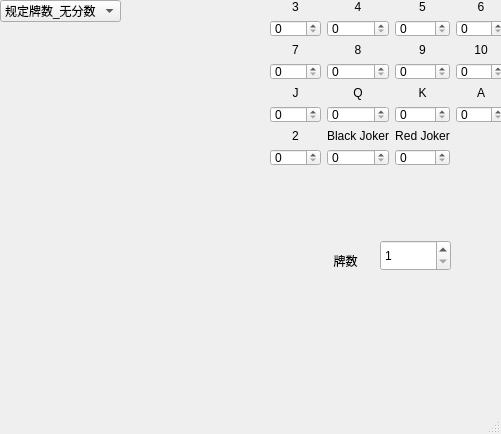
The window that project1/main.ui (qsy-lnas/BAI_HW) describes before a commit, drawn with Qt 5.
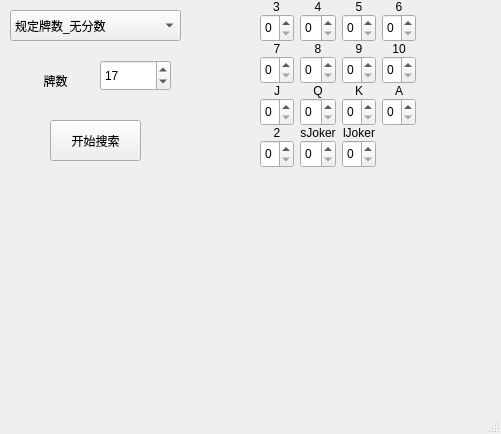
The same window after the commit.

Patch:
```diff
--- a/project1/main.ui
+++ b/project1/main.ui
@@ -17,8 +17,8 @@
    <widget class="QSpinBox" name="CardNumBox">
     <property name="geometry">
      <rect>
-      <x>380</x>
-      <y>240</y>
+      <x>100</x>
+      <y>60</y>
       <width>71</width>
       <height>31</height>
      </rect>
@@ -33,24 +33,24 @@
      <enum>QAbstractSpinBox::AdaptiveDecimalStepType</enum>
     </property>
     <property name="value">
-     <number>1</number>
+     <number>17</number>
     </property>
    </widget>
    <widget class="QWidget" name="CardWidget" native="true">
     <property name="geometry">
      <rect>
-      <x>80</x>
-      <y>280</y>
-      <width>301</width>
-      <height>51</height>
+      <x>70</x>
+      <y>240</y>
+      <width>381</width>
+      <height>141</height>
      </rect>
     </property>
    </widget>
    <widget class="QLabel" name="label">
     <property name="geometry">
      <rect>
-      <x>320</x>
-      <y>250</y>
+      <x>30</x>
+      <y>70</y>
       <width>51</width>
       <height>21</height>
      </rect>
@@ -68,13 +68,19 @@
    <widget class="QWidget" name="gridLayoutWidget">
     <property name="geometry">
      <rect>
-      <x>270</x>
+      <x>260</x>
       <y>0</y>
-      <width>236</width>
-      <height>168</height>
+      <width>241</width>
+      <height>201</height>
      </rect>
     </property>
-    <layout class="QGridLayout" name="gridLayout">
+    <layout class="QGridLayout" name="gridLayout" rowminimumheight="0,28,0,28,0,28,0,28">
+     <property name="sizeConstraint">
+      <enum>QLayout::SetFixedSize</enum>
+     </property>
+     <property name="verticalSpacing">
+      <number>0</number>
+     </property>
      <item row="6" column="0">
       <widget class="QLabel" name="label_14">
        <property name="text">
@@ -86,10 +92,30 @@
       </widget>
      </item>
      <item row="1" column="2">
-      <widget class="QSpinBox" name="spinBox_3"/>
+      <widget class="QSpinBox" name="spinBox_3">
+       <property name="sizePolicy">
+        <sizepolicy hsizetype="Minimum" vsizetype="Minimum">
+         <horstretch>0</horstretch>
+         <verstretch>0</verstretch>
+        </sizepolicy>
+       </property>
+       <property name="maximum">
+        <number>4</number>
+       </property>
+      </widget>
      </item>
      <item row="1" column="3">
-      <widget class="QSpinBox" name="spinBox_10"/>
+      <widget class="QSpinBox" name="spinBox_10">
+       <property name="sizePolicy">
+        <sizepolicy hsizetype="Minimum" vsizetype="Minimum">
+         <horstretch>0</horstretch>
+         <verstretch>0</verstretch>
+        </sizepolicy>
+       </property>
+       <property name="maximum">
+        <number>4</number>
+       </property>
+      </widget>
      </item>
      <item row="2" column="2">
       <widget class="QLabel" name="label_7">
@@ -112,7 +138,17 @@
       </widget>
      </item>
      <item row="5" column="3">
-      <widget class="QSpinBox" name="spinBox_12"/>
+      <widget class="QSpinBox" name="spinBox_12">
+       <property name="sizePolicy">
+        <sizepolicy hsizetype="Minimum" vsizetype="Minimum">
+         <horstretch>0</horstretch>
+         <verstretch>0</verstretch>
+        </sizepolicy>
+       </property>
+       <property name="maximum">
+        <number>4</number>
+       </property>
+      </widget>
      </item>
      <item row="4" column="3">
       <widget class="QLabel" name="label_13">
@@ -125,13 +161,43 @@
       </widget>
      </item>
      <item row="5" column="1">
-      <widget class="QSpinBox" name="spinBox_8"/>
+      <widget class="QSpinBox" name="spinBox_8">
+       <property name="sizePolicy">
+        <sizepolicy hsizetype="Minimum" vsizetype="Preferred">
+         <horstretch>0</horstretch>
+         <verstretch>0</verstretch>
+        </sizepolicy>
+       </property>
+       <property name="maximum">
+        <number>4</number>
+       </property>
+      </widget>
      </item>
      <item row="3" column="2">
-      <widget class="QSpinBox" name="spinBox_6"/>
+      <widget class="QSpinBox" name="spinBox_6">
+       <property name="sizePolicy">
+        <sizepolicy hsizetype="Minimum" vsizetype="Minimum">
+         <horstretch>0</horstretch>
+         <verstretch>0</verstretch>
+        </sizepolicy>
+       </property>
+       <property name="maximum">
+        <number>4</number>
+       </property>
+      </widget>
      </item>
      <item row="5" column="0">
-      <widget class="QSpinBox" name="spinBox_7"/>
+      <widget class="QSpinBox" name="spinBox_7">
+       <property name="sizePolicy">
+        <sizepolicy hsizetype="Minimum" vsizetype="Minimum">
+         <horstretch>0</horstretch>
+         <verstretch>0</verstretch>
+        </sizepolicy>
+       </property>
+       <property name="maximum">
+        <number>4</number>
+       </property>
+      </widget>
      </item>
      <item row="0" column="0" alignment="Qt::AlignHCenter">
       <widget class="QLabel" name="label_2">
@@ -141,7 +207,23 @@
       </widget>
      </item>
      <item row="1" column="0">
-      <widget class="QSpinBox" name="spinBox"/>
+      <widget class="QSpinBox" name="spinBox">
+       <property name="sizePolicy">
+        <sizepolicy hsizetype="Minimum" vsizetype="Minimum">
+         <horstretch>0</horstretch>
+         <verstretch>0</verstretch>
+        </sizepolicy>
+       </property>
+       <property name="minimum">
+        <number>0</number>
+       </property>
+       <property name="maximum">
+        <number>4</number>
+       </property>
+       <property name="value">
+        <number>0</number>
+       </property>
+      </widget>
      </item>
      <item row="0" column="1">
       <widget class="QLabel" name="label_3">
@@ -174,7 +256,17 @@
       </widget>
      </item>
      <item row="3" column="0">
-      <widget class="QSpinBox" name="spinBox_4"/>
+      <widget class="QSpinBox" name="spinBox_4">
+       <property name="sizePolicy">
+        <sizepolicy hsizetype="Minimum" vsizetype="Minimum">
+         <horstretch>0</horstretch>
+         <verstretch>0</verstretch>
+        </sizepolicy>
+       </property>
+       <property name="maximum">
+        <number>4</number>
+       </property>
+      </widget>
      </item>
      <item row="4" column="2">
       <widget class="QLabel" name="label_10">
@@ -187,7 +279,17 @@
       </widget>
      </item>
      <item row="5" column="2">
-      <widget class="QSpinBox" name="spinBox_9"/>
+      <widget class="QSpinBox" name="spinBox_9">
+       <property name="sizePolicy">
+        <sizepolicy hsizetype="Minimum" vsizetype="Minimum">
+         <horstretch>0</horstretch>
+         <verstretch>0</verstretch>
+        </sizepolicy>
+       </property>
+       <property name="maximum">
+        <number>4</number>
+       </property>
+      </widget>
      </item>
      <item row="0" column="3">
       <widget class="QLabel" name="label_11">
@@ -212,7 +314,7 @@
      <item row="6" column="2">
       <widget class="QLabel" name="label_16">
        <property name="text">
-        <string>Red Joker</string>
+        <string>lJoker</string>
        </property>
        <property name="alignment">
         <set>Qt::AlignCenter</set>
@@ -222,7 +324,7 @@
      <item row="6" column="1">
       <widget class="QLabel" name="label_15">
        <property name="text">
-        <string>Black Joker</string>
+        <string>sJoker</string>
        </property>
        <property name="alignment">
         <set>Qt::AlignCenter</set>
@@ -230,7 +332,17 @@
       </widget>
      </item>
      <item row="3" column="1">
-      <widget class="QSpinBox" name="spinBox_5"/>
+      <widget class="QSpinBox" name="spinBox_5">
+       <property name="sizePolicy">
+        <sizepolicy hsizetype="Minimum" vsizetype="Minimum">
+         <horstretch>0</horstretch>
+         <verstretch>0</verstretch>
+        </sizepolicy>
+       </property>
+       <property name="maximum">
+        <number>4</number>
+       </property>
+      </widget>
      </item>
      <item row="2" column="3">
       <widget class="QLabel" name="label_12">
@@ -243,10 +355,36 @@
       </widget>
      </item>
      <item row="3" column="3">
-      <widget class="QSpinBox" name="spinBox_11"/>
+      <widget class="QSpinBox" name="spinBox_11">
+       <property name="sizePolicy">
+        <sizepolicy hsizetype="Minimum" vsizetype="Minimum">
+         <horstretch>0</horstretch>
+         <verstretch>0</verstretch>
+        </sizepolicy>
+       </property>
+       <property name="maximum">
+        <number>4</number>
+       </property>
+      </widget>
      </item>
      <item row="1" column="1">
-      <widget class="QSpinBox" name="spinBox_2"/>
+      <widget class="QSpinBox" name="spinBox_2">
+       <property name="sizePolicy">
+        <sizepolicy hsizetype="Minimum" vsizetype="Minimum">
+         <horstretch>0</horstretch>
+         <verstretch>0</verstretch>
+        </sizepolicy>
+       </property>
+       <property name="minimum">
+        <number>0</number>
+       </property>
+       <property name="maximum">
+        <number>4</number>
+       </property>
+       <property name="value">
+        <number>0</number>
+       </property>
+      </widget>
      </item>
      <item row="4" column="1">
       <widget class="QLabel" name="label_9">
@@ -259,23 +397,53 @@
       </widget>
      </item>
      <item row="7" column="0">
-      <widget class="QSpinBox" name="spinBox_13"/>
+      <widget class="QSpinBox" name="spinBox_13">
+       <property name="sizePolicy">
+        <sizepolicy hsizetype="Minimum" vsizetype="Minimum">
+         <horstretch>0</horstretch>
+         <verstretch>0</verstretch>
+        </sizepolicy>
+       </property>
+       <property name="maximum">
+        <number>4</number>
+       </property>
+      </widget>
      </item>
      <item row="7" column="1">
-      <widget class="QSpinBox" name="spinBox_14"/>
+      <widget class="QSpinBox" name="spinBox_14">
+       <property name="sizePolicy">
+        <sizepolicy hsizetype="Minimum" vsizetype="Minimum">
+         <horstretch>0</horstretch>
+         <verstretch>0</verstretch>
+        </sizepolicy>
+       </property>
+       <property name="maximum">
+        <number>1</number>
+       </property>
+      </widget>
      </item>
      <item row="7" column="2">
-      <widget class="QSpinBox" name="spinBox_15"/>
+      <widget class="QSpinBox" name="spinBox_15">
+       <property name="sizePolicy">
+        <sizepolicy hsizetype="Minimum" vsizetype="Minimum">
+         <horstretch>0</horstretch>
+         <verstretch>0</verstretch>
+        </sizepolicy>
+       </property>
+       <property name="maximum">
+        <number>1</number>
+       </property>
+      </widget>
      </item>
     </layout>
    </widget>
    <widget class="QComboBox" name="comboBox">
     <property name="geometry">
      <rect>
-      <x>0</x>
-      <y>0</y>
-      <width>121</width>
-      <height>22</height>
+      <x>10</x>
+      <y>10</y>
+      <width>171</width>
+      <height>31</height>
      </rect>
     </property>
     <item>
@@ -299,6 +467,19 @@
      </property>
     </item>
    </widget>
+   <widget class="QPushButton" name="CalpushButton">
+    <property name="geometry">
+     <rect>
+      <x>50</x>
+      <y>120</y>
+      <width>91</width>
+      <height>41</height>
+     </rect>
+    </property>
+    <property name="text">
+     <string>开始搜索</string>
+    </property>
+   </widget>
   </widget>
   <widget class="QStatusBar" name="statusbar"/>
  </widget>
```
